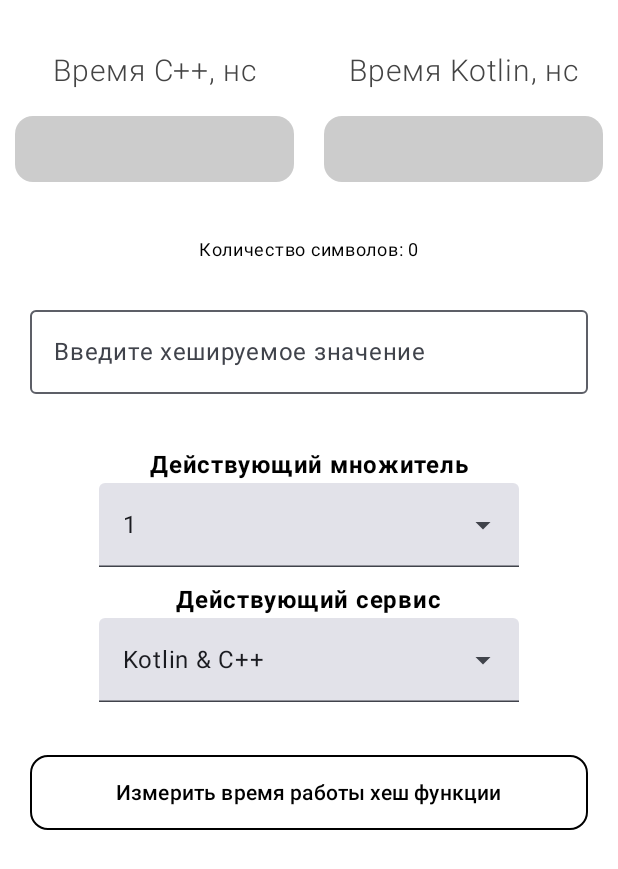
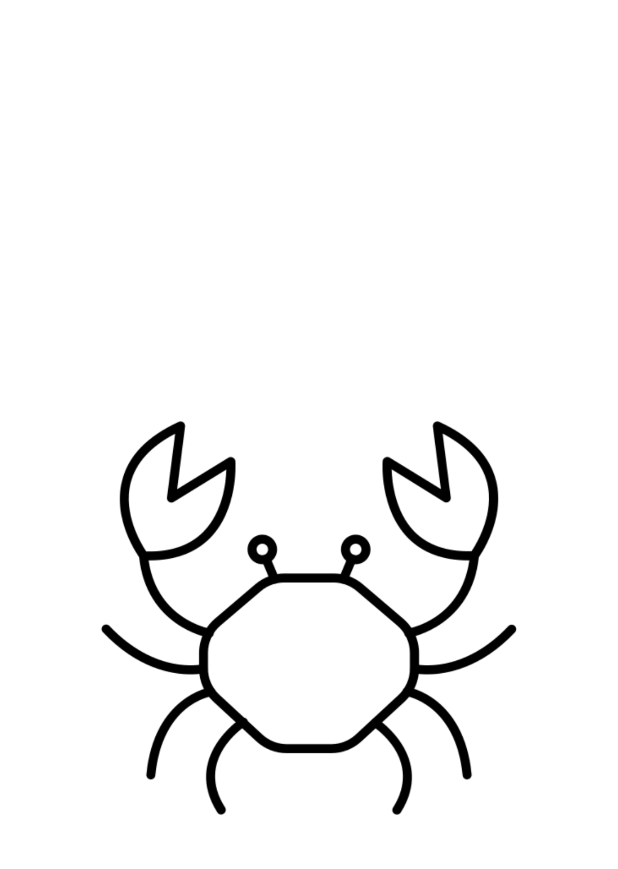
Before and after one commit to heeeyMan/Hash-function-comparator, an Android app built with Jetpack Compose: the first screen one second after launch (MainActivity), on a phone screen of 412 x 824 dp. Shown: the top 869 px of the screen. Run offline under Robolectric (Android 15) with nearby library versions, the phone set to English and light mode, and no system bars; 2 statements that could not run were skipped.

Commit message:
Добавил SplashScreen

```diff
--- a/app/build.gradle.kts
+++ b/app/build.gradle.kts
@@ -73,10 +73,8 @@ dependencies {
     implementation(libs.androidx.ui.graphics)
     implementation(libs.androidx.ui.tooling.preview)
     implementation(libs.androidx.material3)
-    //openssl
-    implementation (libs.openssl)
-    implementation(libs.cryptography.core)
-    implementation(libs.cryptography.provider.jdk)
+    // navigation
+    implementation(libs.androidx.navigation.compose)
     // tests
     testImplementation(libs.junit)
     androidTestImplementation(libs.androidx.junit)
--- a/app/src/main/java/com/example/hfc/MainActivity.kt
+++ b/app/src/main/java/com/example/hfc/MainActivity.kt
@@ -9,13 +9,20 @@ import androidx.activity.compose.setContent
 import androidx.compose.foundation.layout.fillMaxSize
 import androidx.compose.material3.MaterialTheme
 import androidx.compose.material3.Surface
+import androidx.compose.runtime.Composable
 import androidx.compose.ui.Modifier
+import androidx.navigation.compose.NavHost
+import androidx.navigation.compose.composable
+import androidx.navigation.compose.rememberNavController
 import com.example.hfc.models.MainModel
 import com.example.hfc.service.CalculateTimeCppService
 import com.example.hfc.service.CalculateTimeKotlinService
 import com.example.hfc.ui.theme.HFCTheme
 import com.example.hfc.ui_screens.MainScreen
 import com.example.hfc.ui_screens.MainViewModel
+import com.example.hfc.ui_screens.SplashScreen
+import com.example.hfc.utils.Constanst.MAIN_DESTINATION
+import com.example.hfc.utils.Constanst.SPLASH_DESTINATION
 
 class MainActivity : ComponentActivity() {
 
@@ -30,7 +37,7 @@ class MainActivity : ComponentActivity() {
                     modifier = Modifier.fillMaxSize(),
                     color = MaterialTheme.colorScheme.background
                 ) {
-                    MainScreen(viewModel)
+                    NavigationApp()
                 }
             }
         }
@@ -55,4 +62,13 @@ class MainActivity : ComponentActivity() {
         unbindService(viewModel.getKotlinServiceConnection())
         unbindService(viewModel.getCppServiceConnection())
     }
+
+    @Composable
+    fun NavigationApp() {
+        val navController = rememberNavController()
+        NavHost(navController = navController, startDestination = SPLASH_DESTINATION) {
+            composable(SPLASH_DESTINATION) { SplashScreen(navController = navController) }
+            composable(MAIN_DESTINATION) { MainScreen(viewModel) }
+        }
+    }
 }
--- /dev/null
+++ b/app/src/main/java/com/example/hfc/ui_screens/SplashScreen.kt
@@ -0,0 +1,52 @@
+package com.example.hfc.ui_screens
+
+import android.view.animation.OvershootInterpolator
+import androidx.compose.animation.core.tween
+import androidx.compose.foundation.Image
+import androidx.compose.foundation.background
+import androidx.compose.foundation.layout.Box
+import androidx.compose.foundation.layout.fillMaxSize
+import androidx.compose.runtime.Composable
+import androidx.compose.runtime.LaunchedEffect
+import androidx.compose.runtime.remember
+import androidx.compose.ui.Alignment
+import androidx.compose.ui.Modifier
+import androidx.compose.ui.draw.scale
+import androidx.compose.ui.graphics.Color
+import androidx.compose.ui.res.painterResource
+import androidx.navigation.NavController
+import com.example.hfc.R
+import com.example.hfc.utils.Constanst.MAIN_DESTINATION
+import kotlinx.coroutines.delay
+
+@Composable
+fun SplashScreen(navController: NavController) {
+    val scale = remember {
+        androidx.compose.animation.core.Animatable(0f)
+    }
+
+    LaunchedEffect(key1 = true) {
+        scale.animateTo(
+            targetValue = 0.7f,
+            animationSpec = tween(
+                durationMillis = 800,
+                easing = {
+                    OvershootInterpolator(4f).getInterpolation(it)
+                })
+        )
+        delay(1000L)
+        navController.navigate(MAIN_DESTINATION)
+    }
+
+    Box(
+        contentAlignment = Alignment.Center,
+        modifier = Modifier
+            .fillMaxSize()
+            .background(Color.White)
+    ) {
+        Image(
+            painter = painterResource(id = R.drawable.crab),
+            contentDescription = "Logo",
+            modifier = Modifier.scale(scale.value))
+    }
+}
--- /dev/null
+++ b/app/src/main/java/com/example/hfc/utils/Constanst.kt
@@ -0,0 +1,6 @@
+package com.example.hfc.utils
+
+object Constanst {
+    const val MAIN_DESTINATION = "main_destination"
+    const val SPLASH_DESTINATION = "splash_destination"
+}
--- a/app/src/main/res/values/strings.xml
+++ b/app/src/main/res/values/strings.xml
@@ -11,4 +11,5 @@
     <string name="cpp_name">C++</string>
     <string name="kotlin_name">Kotlin</string>
     <string name="kotlin_and_cpp_name">Kotlin &amp; C++</string>
+    <string name="logo">Логотип</string>
 </resources>
```
Also changed, not shown: gradle/libs.versions.toml (+2 -5 lines), app/src/main/res/drawable/crab.png (added).
